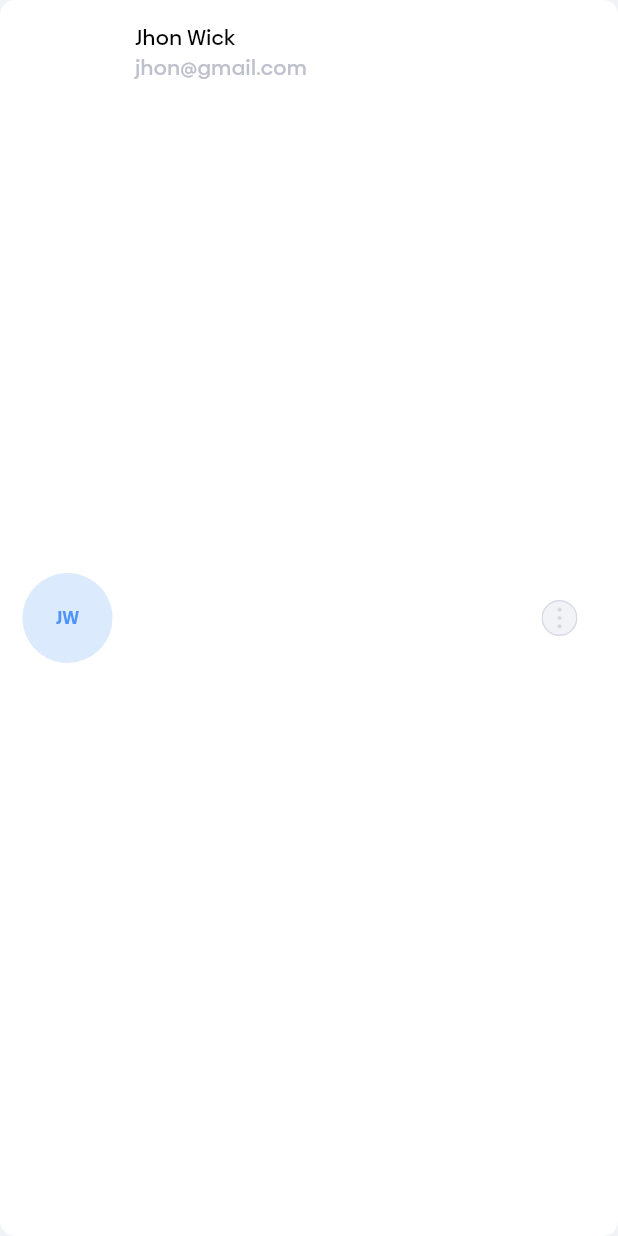
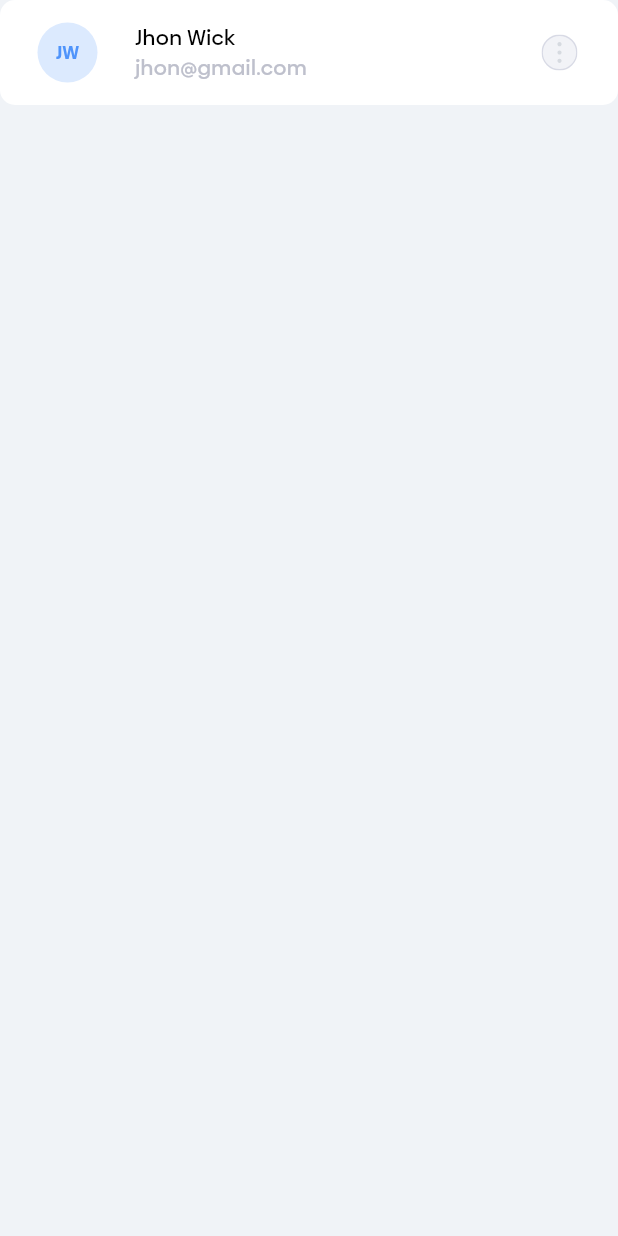
Before and after one commit to Safee715/-Inovoice-app, a Flutter app: the ClientDetailsWidget widget shown alone on an empty page, opened directly, on a phone screen of 412 x 824 dp. Run offline on Flutter 3.47's test engine with Material 3 defaults, Android fonts, the phone set to English and light mode, and no system bars; our stand-ins replace flutter_svg; project files that could hold a hidden picture were left out.

Commit message:
layout correction

```diff
--- a/lib/widgets/client_details_widget.dart
+++ b/lib/widgets/client_details_widget.dart
@@ -35,7 +35,7 @@ class _ClientDetailsWidgetState extends State<ClientDetailsWidget> {
 
   @override
   Widget build(BuildContext context) {
-    return Container(
+    return Container(height: 70,
       decoration: BoxDecoration(
           color: Color(0xffffffff),
           borderRadius: BorderRadius.circular(10)
```
